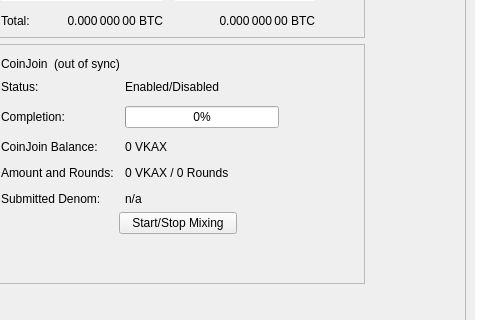
This is src/qt/forms/overviewpage.ui in vkaxcore/VKAX as Qt 5 draws it before an edit; both pictures show x 114 to 594 and y 178 to 498 of the 960 by 585 pixel window. The edited form follows.
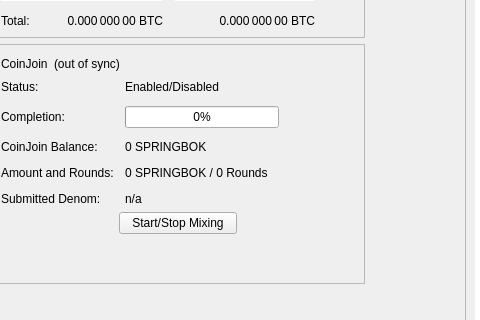
This is the edited form.

What changed in the file:
```diff
--- a/src/qt/forms/overviewpage.ui
+++ b/src/qt/forms/overviewpage.ui
@@ -455,7 +455,7 @@
             <item row="2" column="1">
              <widget class="QLabel" name="labelAnonymized">
               <property name="text">
-               <string notr="true">0 VKAX</string>
+               <string notr="true">0 SPRINGBOK</string>
               </property>
              </widget>
             </item>
@@ -469,7 +469,7 @@
             <item row="3" column="1">
              <widget class="QLabel" name="labelAmountRounds">
               <property name="text">
-               <string>0 VKAX / 0 Rounds</string>
+               <string>0 SPRINGBOK / 0 Rounds</string>
               </property>
              </widget>
             </item>
```
Left out of the diff: 6 changed lines with no effect on the pictures.
